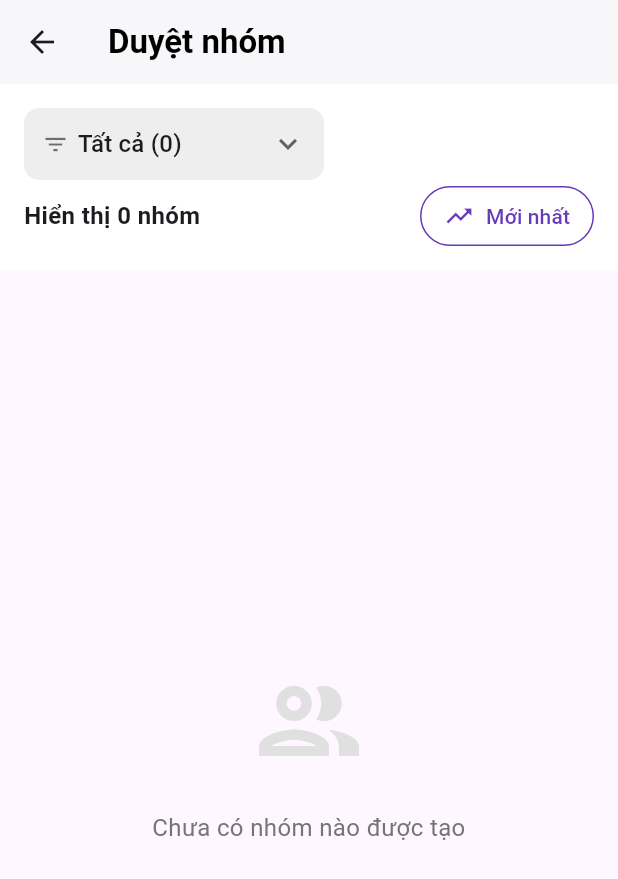
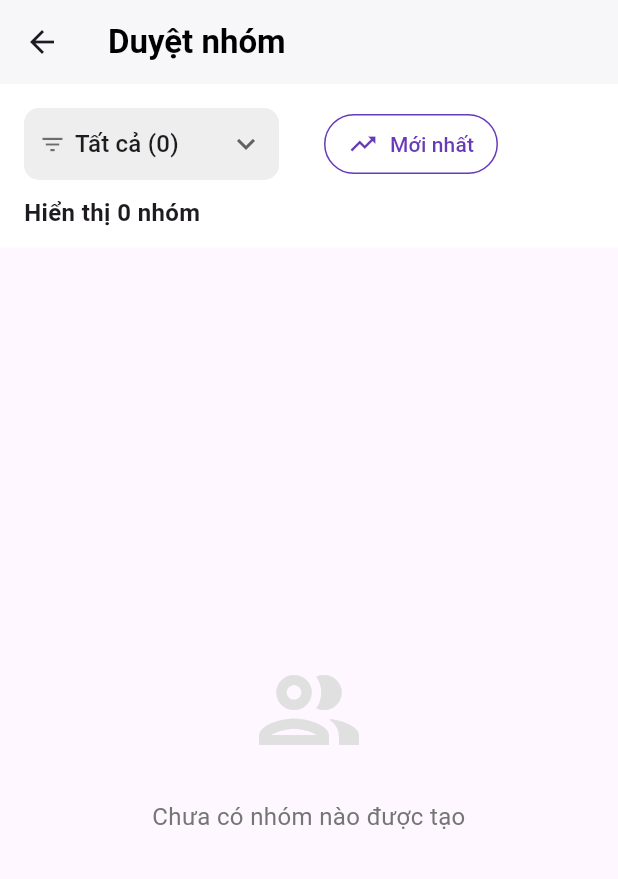
Before and after one commit to hieppro112/chuyenDe2_ver2.0, a Flutter app: the DuyetNhomAdminScreen screen opened directly, on a phone screen of 412 x 824 dp. Shown: the top 879 px of the screen. Run offline on Flutter 3.47's test engine with Material 3 defaults, Android fonts, the phone set to English and light mode, and no system bars; our stand-ins replace cached_network_image, cloud_firestore, file_picker, firebase_auth, firebase_core, firebase_storage and 7 more; missing offline and left inert: dart:ffi; accounts and stored records are empty.

Commit message:
sửa lại UI duyệt admin

```diff
--- a/Chuyen_DE_2/Admin/giao_tiep_sv_admin/lib/Admin/duyet_nhom_admin/duyet_nhom_admin.dart
+++ b/Chuyen_DE_2/Admin/giao_tiep_sv_admin/lib/Admin/duyet_nhom_admin/duyet_nhom_admin.dart
@@ -159,10 +159,12 @@ class _DuyetNhomAdminScreenState extends State<DuyetNhomAdminScreen> {
             child: Column(
               crossAxisAlignment: CrossAxisAlignment.start,
               children: [
+                Row(
+                  children: [
                     SizedBox(
-                  width: 200,
+                      width: 170,
                       child: Container(
-                    padding: EdgeInsets.symmetric(horizontal: 12),
+                        padding: EdgeInsets.symmetric(horizontal: 10),
                         decoration: BoxDecoration(
                           color: Colors.grey[200],
                           borderRadius: BorderRadius.circular(10),
@@ -245,18 +247,8 @@ class _DuyetNhomAdminScreenState extends State<DuyetNhomAdminScreen> {
                         ),
                       ),
                     ),
-                // Dòng hiển thị tổng số nhóm và nút sắp xếp
-                Row(
-                  mainAxisAlignment: MainAxisAlignment.spaceBetween,
-                  children: [
-                    Text(
-                      'Hiển thị ${list.length} nhóm',
-                      style: TextStyle(
-                        fontWeight: FontWeight.bold,
-                        fontSize: 16,
-                      ),
-                    ),
                     // nút sắp xếp
+                    SizedBox(width: 30),
                     OutlinedButton.icon(
                       onPressed: _toggleSort,
                       icon: Icon(
@@ -285,6 +277,20 @@ class _DuyetNhomAdminScreenState extends State<DuyetNhomAdminScreen> {
                         shape: RoundedRectangleBorder(
                           borderRadius: BorderRadius.circular(30),
                         ),
+                      ),
+                    ),
+                  ],
+                ),
+                // Dòng hiển thị tổng số nhóm và nút sắp xếp
+                SizedBox(height: 10),
+                Row(
+                  mainAxisAlignment: MainAxisAlignment.spaceBetween,
+                  children: [
+                    Text(
+                      'Hiển thị ${list.length} nhóm',
+                      style: TextStyle(
+                        fontWeight: FontWeight.bold,
+                        fontSize: 16,
                       ),
                     ),
                   ],
```
Lines whose indentation alone changed are shown as unchanged.
